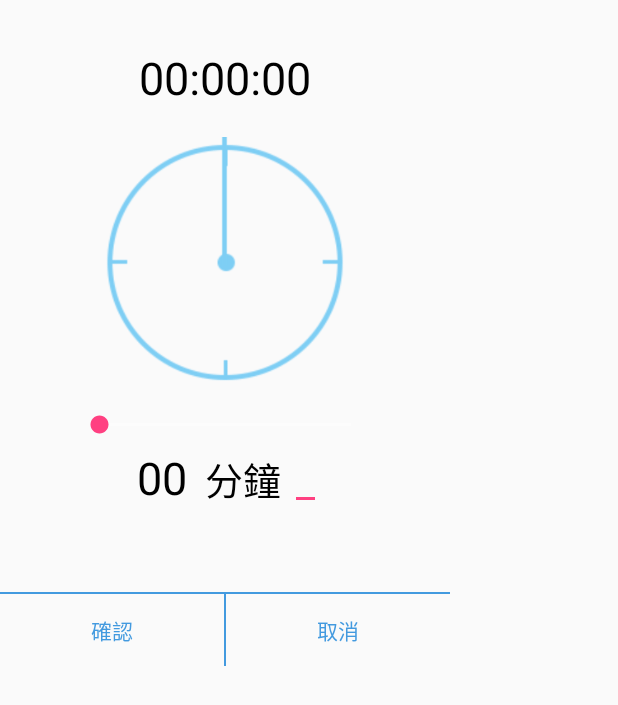
After one commit to HoWeiHang/HM, an Android app: the layout sleep_clock.xml on its own in the app's theme, with its tools: preview values and no code run, on a phone screen of 412 x 824 dp. The commit adds this screen. Shown: the top 705 px of the screen. Run offline under Robolectric (Android 15) with nearby library versions, the phone set to English and light mode, and no system bars.

Commit message:
add SleepClock

```diff
--- a/app/src/main/AndroidManifest.xml
+++ b/app/src/main/AndroidManifest.xml
@@ -20,6 +20,11 @@
                 <category android:name="android.intent.category.LAUNCHER" />
             </intent-filter>
         </activity>
+
+        <activity
+            android:name=".ui.sleepclock.SleepClockActivity"
+            android:theme="@style/myDialog">
+        </activity>
     </application>
 
 </manifest>
--- /dev/null
+++ b/app/src/main/res/layout/sleep_clock.xml
@@ -0,0 +1,152 @@
+<?xml version="1.0" encoding="utf-8"?>
+
+<LinearLayout xmlns:android="http://schemas.android.com/apk/res/android"
+    xmlns:tools="http://schemas.android.com/tools"
+    android:orientation="vertical"
+    android:layout_width="300dp"
+    android:layout_height="450dp"
+
+    android:paddingTop="20dp"
+    android:gravity="center"
+    tools:context=".MainActivity"
+    >
+
+    <LinearLayout
+        android:orientation="horizontal"
+        android:layout_width="wrap_content"
+        android:layout_height="wrap_content"
+        android:gravity="center">
+        <TextView
+            android:id="@+id/countdownTime"
+            android:layout_width="wrap_content"
+            android:layout_height="wrap_content"
+            android:textSize="30dp"
+            android:text="00:00:00"
+            android:gravity="center"
+            android:layout_margin="6dp"
+            />
+    </LinearLayout>
+
+    <LinearLayout
+        android:id="@+id/L1"
+        android:layout_width="fill_parent"
+        android:layout_height="wrap_content"
+        android:gravity="center"
+        android:orientation="horizontal">
+
+        <RelativeLayout
+            android:layout_width="wrap_content"
+            android:layout_height="wrap_content"
+            android:gravity="center">
+
+            <ImageView
+                android:id="@+id/clock"
+                android:layout_width="160dp"
+                android:layout_height="wrap_content"
+                android:layout_centerHorizontal="true"
+                android:src="@drawable/clock" />
+
+            <ImageView
+                android:id="@+id/hand"
+                android:layout_width="wrap_content"
+                android:layout_height="wrap_content"
+                android:layout_marginTop="13dp"
+                android:layout_alignTop="@id/clock"
+                android:layout_centerHorizontal="true"
+                android:src="@drawable/hand" />
+
+            <!--<ImageView-->
+            <!--android:id="@+id/drawingImageView"-->
+            <!--android:layout_width="wrap_content"-->
+            <!--android:layout_height="wrap_content"-->
+            <!--android:layout_alignTop="@id/clock" />-->
+        </RelativeLayout>
+    </LinearLayout>
+
+
+
+    <SeekBar
+        android:id="@+id/seekbar"
+        android:layout_width="200dp"
+        android:layout_height="wrap_content"
+        android:layout_marginTop="2dp"
+        />
+
+    <LinearLayout
+        android:orientation="horizontal"
+        android:layout_width="wrap_content"
+        android:layout_height="wrap_content"
+        android:gravity="center_horizontal"
+        >
+        <TextView
+            android:id="@+id/timenumber"
+            android:layout_width="wrap_content"
+            android:layout_height="wrap_content"
+            android:textSize="30dp"
+            android:text="00"
+            android:gravity="center_horizontal"
+            android:layout_margin="6dp"
+
+            />
+
+        <TextView
+            android:id="@+id/time"
+            android:layout_width="wrap_content"
+            android:layout_height="wrap_content"
+            android:textSize="25dp"
+            android:text="分鐘"
+            android:gravity="center_horizontal"
+            android:layout_margin="6dp"
+            />
+
+
+        <EditText
+            android:id="@+id/editText"
+            android:layout_width="wrap_content"
+            android:layout_height="wrap_content" />
+
+
+    </LinearLayout>
+
+    <ImageView
+        android:layout_width="match_parent"
+        android:layout_height="1dp"
+        android:background="@color/dialog"
+        android:layout_marginTop="50dp"/>
+
+    <LinearLayout
+        android:orientation="horizontal"
+        android:layout_width="match_parent"
+        android:layout_height="wrap_content"
+        >
+
+        <Button
+            android:id="@+id/confirm"
+            android:layout_width="fill_parent"
+            android:layout_height="wrap_content"
+            style="?android:attr/borderlessButtonStyle"
+            android:text="確認"
+            android:textColor="@color/dialog"
+            android:layout_weight="1"
+            />
+
+        <ImageView
+            android:layout_width="1dp"
+            android:layout_height="match_parent"
+            android:background="@color/dialog"
+            />
+
+        <Button
+            android:id="@+id/cancel"
+            android:layout_width="fill_parent"
+            android:layout_height="wrap_content"
+            style="?android:attr/borderlessButtonStyle"
+            android:text="取消"
+            android:textColor="@color/dialog"
+            android:layout_weight="1"/>
+
+
+    </LinearLayout>
+
+
+</LinearLayout>
--- a/app/src/main/res/values/colors.xml
+++ b/app/src/main/res/values/colors.xml
@@ -7,4 +7,5 @@
     <color name="tb.item.background">#81b5c8</color>
     <color name="black">#000000</color>
     <color name="colorToolbar">#778e8e8e</color>
+    <color name="dialog">#439ADF</color>
 </resources>
--- a/app/src/main/res/values/styles.xml
+++ b/app/src/main/res/values/styles.xml
@@ -22,6 +22,10 @@
         <item name="searchViewStyle">@style/MySearchView</item>
     </style>
 
+    <style name="myDialog" parent="android:style/Theme.Holo.Light.Dialog">
+        <item name="android:windowNoTitle">true</item>
+    </style>
+
     <style name="MySearchView" parent="Widget.AppCompat.Light.SearchView">
         <item name="searchHintIcon">@drawable/ic_search</item>
     </style>
```
Also changed, not shown: app/src/main/java/fju/im2016/com/hm/core/entity/CountDown.java (added, +44 -0 lines), app/src/main/java/fju/im2016/com/hm/presenter/sleepclock/SleepClockPresenter.java (added, +8 -0 lines), app/src/main/java/fju/im2016/com/hm/presenter/sleepclock/SleepClockPresenterImpl.java (added, +73 -0 lines), app/src/main/java/fju/im2016/com/hm/ui/main/MainActivity.java (+19 -0 lines), app/src/main/java/fju/im2016/com/hm/ui/sleepclock/SleepClockActivity.java (added, +93 -0 lines), app/src/main/java/fju/im2016/com/hm/ui/sleepclock/SleepClockView.java (added, +8 -0 lines), app/src/main/res/anim/clockwise.xml (added, +23 -0 lines), app/src/main/res/drawable/clock.png (added), app/src/main/res/drawable/hand.png (added), app/src/main/res/mipmap-hdpi/ic_launcher.png, app/src/main/res/mipmap-ldpi/ic_launcher.png (added), app/src/main/res/mipmap-mdpi/ic_launcher.png, app/src/main/res/mipmap-xhdpi/ic_launcher.png, app/src/main/res/mipmap-xxhdpi/ic_launcher.png, 1 more files.
